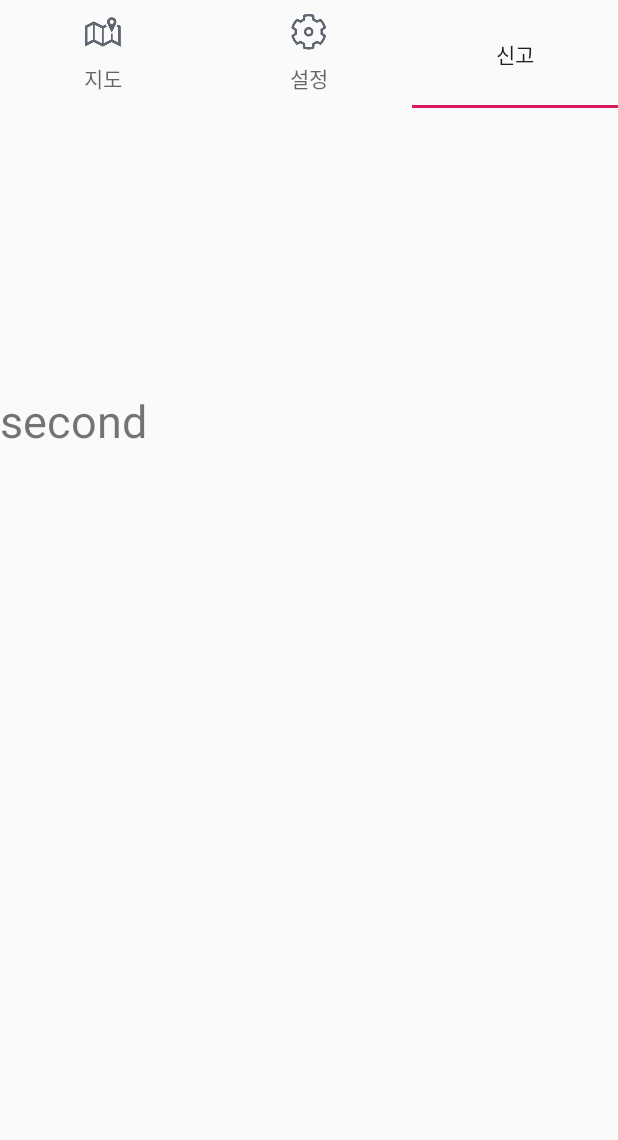
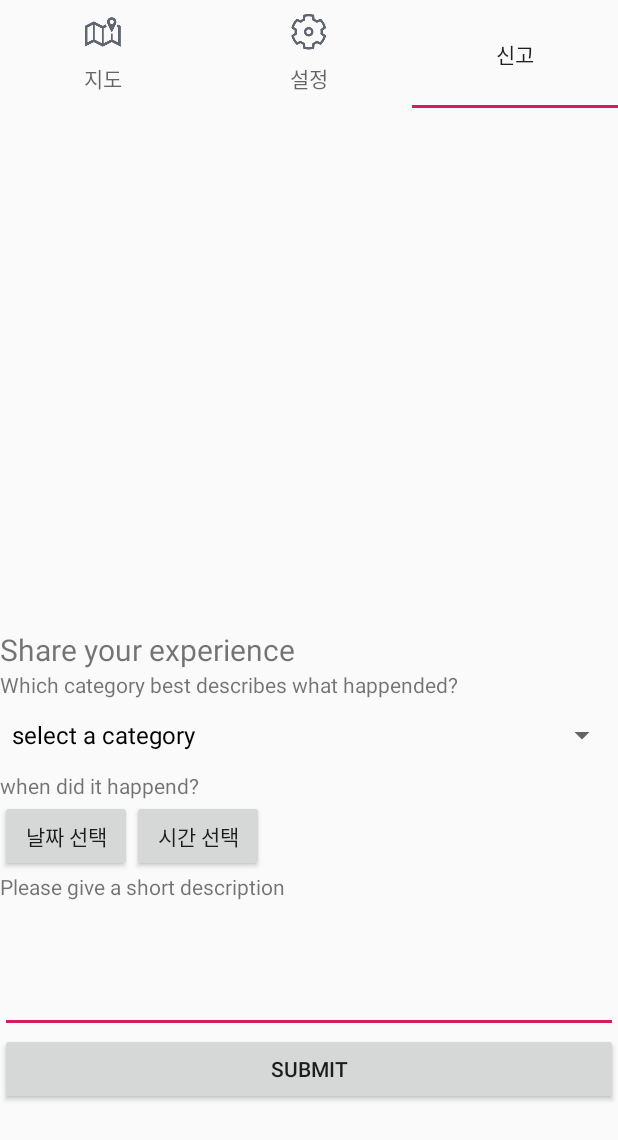
Before and after one commit to enaenen/AntyBeety2, an Android app: the screen it shows after launch (MainActivity), tab 3 chosen, on a phone screen of 412 x 824 dp. Shown: the top 1140 px of the screen. Run offline under Robolectric (Android 15) with nearby library versions, the phone set to English and light mode, and no system bars; our stand-ins replace androidx.preference; libraries missing offline, so code that uses them is left out: com.skt; pictures from the network do not load; 30 statements that could not run were skipped.

Commit message:
[ISSUE-9] 신고하기 기능 프레임 완성

```diff
--- a/app/src/main/java/com/example/thingbee_android/MainActivity.java
+++ b/app/src/main/java/com/example/thingbee_android/MainActivity.java
@@ -55,7 +55,7 @@ public class MainActivity extends AppCompatActivity {
         tabs.setTabGravity(tabs.GRAVITY_FILL);
 
         final ViewPager viewPager = findViewById(R.id.viewpager);
-        final TabViewAdapter tabViewAdapter = new TabViewAdapter(getSupportFragmentManager(),5);
+        final TabViewAdapter tabViewAdapter = new TabViewAdapter(getSupportFragmentManager(),3);
         viewPager.setAdapter(tabViewAdapter);
 
         //탭메뉴를 클릭하면 해당 프레그먼트로 변경-싱크화
--- a/app/src/main/res/layout/activity_main.xml
+++ b/app/src/main/res/layout/activity_main.xml
@@ -6,6 +6,7 @@
     xmlns:app="http://schemas.android.com/apk/res-auto"
     tools:context=".MainActivity"
     android:orientation="vertical">
+
 
 <!--    <fragment
         android:id="@+id/menu_topbar"
--- a/app/src/main/res/layout/fragment_prototype.xml
+++ b/app/src/main/res/layout/fragment_prototype.xml
@@ -5,29 +5,81 @@
     android:layout_height="match_parent"
     android:orientation="vertical"
     tools:context=".FragmentPrototype">
-
+    <LinearLayout
+        android:layout_width="match_parent"
+        android:layout_height="match_parent"
+        android:id="@+id/linearLayoutTmap"
+        android:layout_weight="3.5"
+        android:orientation="vertical">
+        <!--<LinearLayout-->
+            <!--android:id="@+id/linearLayoutTmap"-->
+            <!--android:layout_width="match_parent"-->
+            <!--android:layout_height="match_parent"-->
+            <!--android:orientation="vertical">-->
+        <!--</LinearLayout>-->
+    </LinearLayout>
     <LinearLayout
         android:layout_width="match_parent"
         android:layout_height="match_parent"
         android:layout_weight="3"
         android:orientation="vertical">
 
-        <LinearLayout
-            android:id="@+id/linearLayoutTmap"
-            android:layout_width="match_parent"
-            android:layout_height="match_parent"
-            android:orientation="vertical">
-        </LinearLayout>
-    </LinearLayout>
-    <LinearLayout
-        android:layout_width="match_parent"
-        android:layout_height="match_parent"
-        android:layout_weight="1">
+
         <TextView
             android:layout_width="match_parent"
-            android:layout_height="match_parent"
-            android:textSize="30sp"
-            android:text="second"
-            />
+            android:layout_height="wrap_content"
+            android:text="Share your experience"
+            android:textSize="20sp"/>
+
+        <TextView
+            android:layout_width="match_parent"
+            android:layout_height="wrap_content"
+            android:text="Which category best describes what happended?"/>
+
+        <Spinner
+            android:layout_width="match_parent"
+            android:layout_height="wrap_content"
+            android:spinnerMode="dropdown"
+            android:id="@+id/categorySpinner"/>
+
+        <TextView
+            android:layout_width="match_parent"
+            android:layout_height="wrap_content"
+            android:text="when did it happend?"/>
+
+        <LinearLayout
+            android:layout_width="match_parent"
+            android:layout_height="wrap_content"
+            android:orientation="horizontal">
+
+            <Button
+                android:layout_width="wrap_content"
+                android:layout_height="wrap_content"
+                android:id="@+id/dateBtn"
+                android:text="날짜 선택"/>
+
+            <Button
+                android:layout_width="wrap_content"
+                android:layout_height="wrap_content"
+                android:id="@+id/timeBtn"
+                android:text="시간 선택"/>
+        </LinearLayout>
+
+        <TextView
+            android:layout_width="match_parent"
+            android:layout_height="wrap_content"
+            android:text="Please give a short description"/>
+
+        <EditText
+            android:layout_width="match_parent"
+            android:layout_height="wrap_content"
+            android:minLines="3"
+            android:maxLines="5"
+            android:scrollbars="vertical"/>
+        <Button
+            android:layout_width="match_parent"
+            android:layout_height="wrap_content"
+            android:id="@+id/submitButton"
+            android:text="submit"/>
     </LinearLayout>
 </LinearLayout>
```
Also changed, not shown: app/src/main/java/com/example/thingbee_android/FragmentPrototype.java (+57 -9 lines), app/src/main/res/values/category.xml (added, +11 -0 lines).
